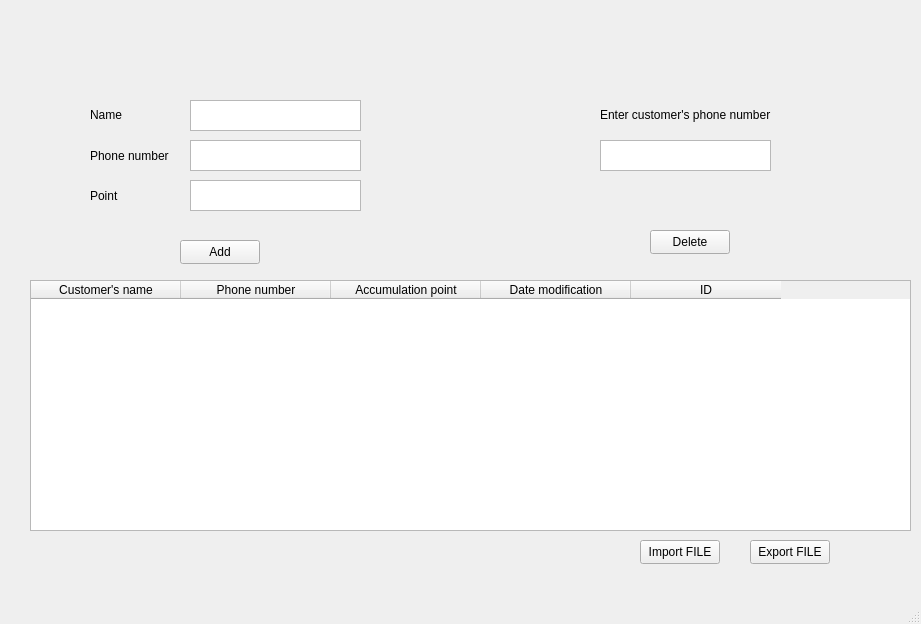
This is my_customer.ui in ngxx-fus/minisupermarket_management_proj as Qt 5 draws it before an edit. The edited form follows.
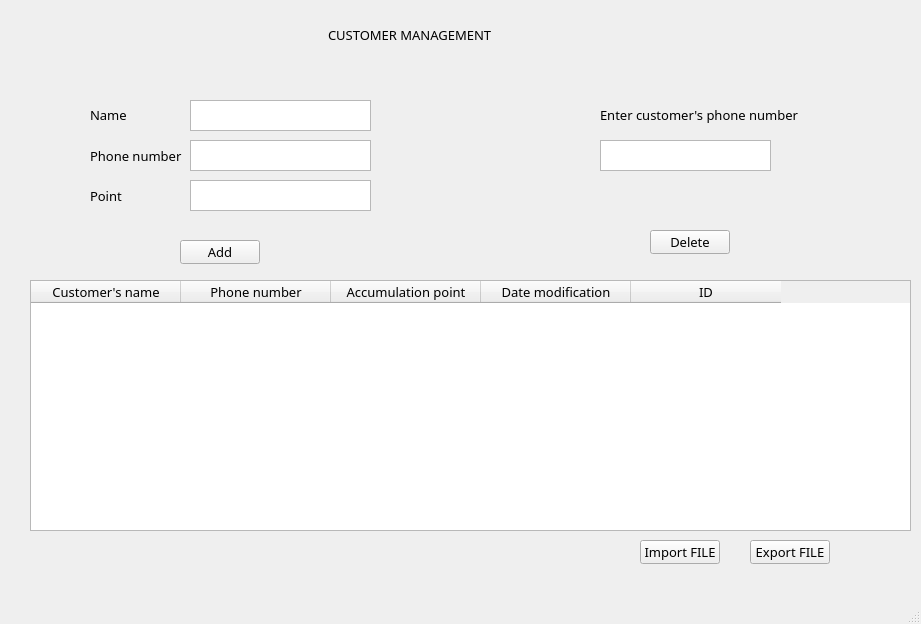
This is the edited form.

```diff
--- a/my_customer.ui
+++ b/my_customer.ui
@@ -10,6 +10,13 @@
     <height>624</height>
    </rect>
   </property>
+  <property name="font">
+   <font>
+    <family>Futura Book</family>
+    <pointsize>10</pointsize>
+    <bold>false</bold>
+   </font>
+  </property>
   <property name="windowTitle">
    <string>my_customer</string>
   </property>
@@ -70,7 +77,7 @@
      <rect>
       <x>190</x>
       <y>100</y>
-      <width>171</width>
+      <width>181</width>
       <height>31</height>
      </rect>
     </property>
@@ -80,7 +87,7 @@
      <rect>
       <x>190</x>
       <y>140</y>
-      <width>171</width>
+      <width>181</width>
       <height>31</height>
      </rect>
     </property>
@@ -90,7 +97,7 @@
      <rect>
       <x>190</x>
       <y>180</y>
-      <width>171</width>
+      <width>181</width>
       <height>31</height>
      </rect>
     </property>
@@ -121,12 +128,12 @@
      <string>Import FILE</string>
     </property>
    </widget>
-   <widget class="QWidget" name="">
+   <widget class="QWidget" name="layoutWidget">
     <property name="geometry">
      <rect>
       <x>90</x>
       <y>100</y>
-      <width>101</width>
+      <width>102</width>
       <height>111</height>
      </rect>
     </property>
@@ -193,6 +200,19 @@
      <string>Enter customer's phone number</string>
     </property>
    </widget>
+   <widget class="QLabel" name="label_5">
+    <property name="geometry">
+     <rect>
+      <x>328</x>
+      <y>20</y>
+      <width>251</width>
+      <height>30</height>
+     </rect>
+    </property>
+    <property name="text">
+     <string>CUSTOMER MANAGEMENT</string>
+    </property>
+   </widget>
   </widget>
   <widget class="QMenuBar" name="menubar">
    <property name="geometry">
```
Left out of the diff: 2 changed lines with no effect on the pictures.
